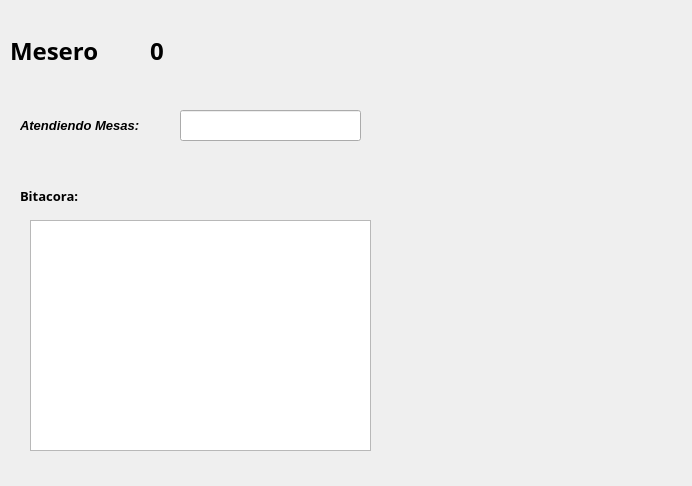
This is SimuladorRestaurante/waiterdialog.ui in Nacho-Alvarez0412/Estructuras-PRY1-Simulador-Restaurante as Qt 5 draws it before an edit. The edited form follows.
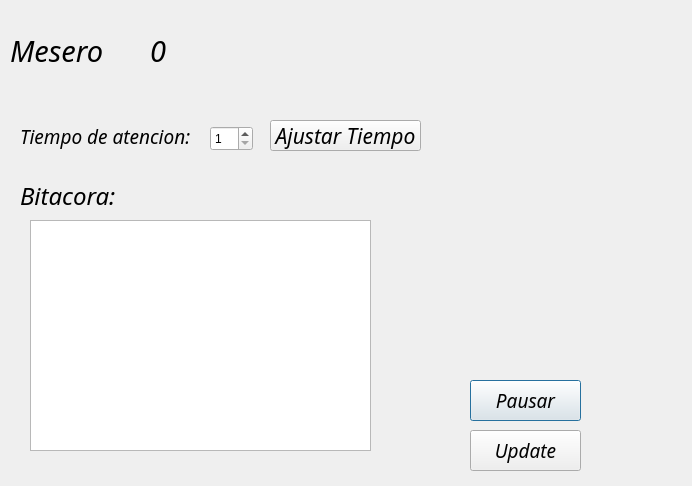
This is the edited form.

Diff of the .ui file:
```diff
--- a/SimuladorRestaurante/waiterdialog.ui
+++ b/SimuladorRestaurante/waiterdialog.ui
@@ -24,61 +24,17 @@
    </property>
    <property name="font">
     <font>
-     <family>Arial Black</family>
-     <pointsize>18</pointsize>
-     <weight>75</weight>
-     <bold>true</bold>
+     <family>Monotype Corsiva</family>
+     <pointsize>22</pointsize>
+     <weight>50</weight>
+     <italic>true</italic>
+     <bold>false</bold>
     </font>
    </property>
    <property name="text">
     <string>0</string>
    </property>
   </widget>
-  <widget class="QLabel" name="label">
-   <property name="geometry">
-    <rect>
-     <x>20</x>
-     <y>110</y>
-     <width>181</width>
-     <height>31</height>
-    </rect>
-   </property>
-   <property name="font">
-    <font>
-     <family>Arial</family>
-     <pointsize>10</pointsize>
-     <weight>75</weight>
-     <italic>true</italic>
-     <bold>true</bold>
-    </font>
-   </property>
-   <property name="text">
-    <string>Atendiendo Mesas: </string>
-   </property>
-  </widget>
-  <widget class="QLineEdit" name="WaiterTables">
-   <property name="enabled">
-    <bool>true</bool>
-   </property>
-   <property name="geometry">
-    <rect>
-     <x>180</x>
-     <y>110</y>
-     <width>181</width>
-     <height>31</height>
-    </rect>
-   </property>
-   <property name="font">
-    <font>
-     <family>Arial Black</family>
-     <weight>75</weight>
-     <bold>true</bold>
-    </font>
-   </property>
-   <property name="readOnly">
-    <bool>true</bool>
-   </property>
-  </widget>
   <widget class="QLabel" name="waiterImage">
    <property name="geometry">
     <rect>
@@ -88,6 +44,15 @@
      <height>281</height>
     </rect>
    </property>
+   <property name="font">
+    <font>
+     <family>Monotype Corsiva</family>
+     <pointsize>14</pointsize>
+     <weight>50</weight>
+     <italic>true</italic>
+     <bold>false</bold>
+    </font>
+   </property>
    <property name="text">
     <string/>
    </property>
@@ -103,10 +68,11 @@
    </property>
    <property name="font">
     <font>
-     <family>Arial Black</family>
-     <pointsize>18</pointsize>
-     <weight>75</weight>
-     <bold>true</bold>
+     <family>Monotype Corsiva</family>
+     <pointsize>22</pointsize>
+     <weight>50</weight>
+     <italic>true</italic>
+     <bold>false</bold>
     </font>
    </property>
    <property name="text">
@@ -124,10 +90,11 @@
    </property>
    <property name="font">
     <font>
-     <family>Arial Black</family>
-     <pointsize>10</pointsize>
-     <weight>75</weight>
-     <bold>true</bold>
+     <family>Monotype Corsiva</family>
+     <pointsize>18</pointsize>
+     <weight>50</weight>
+     <italic>true</italic>
+     <bold>false</bold>
     </font>
    </property>
    <property name="text">
@@ -158,6 +125,107 @@
     <bool>true</bool>
    </property>
   </widget>
+  <widget class="QPushButton" name="pushButton">
+   <property name="geometry">
+    <rect>
+     <x>470</x>
+     <y>380</y>
+     <width>111</width>
+     <height>41</height>
+    </rect>
+   </property>
+   <property name="font">
+    <font>
+     <family>Monotype Corsiva</family>
+     <pointsize>14</pointsize>
+     <weight>50</weight>
+     <italic>true</italic>
+     <bold>false</bold>
+    </font>
+   </property>
+   <property name="text">
+    <string>Pausar</string>
+   </property>
+  </widget>
+  <widget class="QPushButton" name="UpdateBitacora">
+   <property name="geometry">
+    <rect>
+     <x>470</x>
+     <y>430</y>
+     <width>111</width>
+     <height>41</height>
+    </rect>
+   </property>
+   <property name="font">
+    <font>
+     <family>Monotype Corsiva</family>
+     <pointsize>14</pointsize>
+     <weight>50</weight>
+     <italic>true</italic>
+     <bold>false</bold>
+    </font>
+   </property>
+   <property name="text">
+    <string>Update</string>
+   </property>
+  </widget>
+  <widget class="QLabel" name="label_3">
+   <property name="geometry">
+    <rect>
+     <x>20</x>
+     <y>121</y>
+     <width>171</width>
+     <height>31</height>
+    </rect>
+   </property>
+   <property name="font">
+    <font>
+     <family>Monotype Corsiva</family>
+     <pointsize>14</pointsize>
+     <weight>50</weight>
+     <italic>true</italic>
+     <bold>false</bold>
+    </font>
+   </property>
+   <property name="text">
+    <string>Tiempo de atencion: </string>
+   </property>
+  </widget>
+  <widget class="QSpinBox" name="spinBox">
+   <property name="geometry">
+    <rect>
+     <x>210</x>
+     <y>126</y>
+     <width>43</width>
+     <height>25</height>
+    </rect>
+   </property>
+   <property name="minimum">
+    <number>1</number>
+   </property>
+  </widget>
+  <widget class="QPushButton" name="pushButton_2">
+   <property name="geometry">
+    <rect>
+     <x>270</x>
+     <y>120</y>
+     <width>151</width>
+     <height>31</height>
+    </rect>
+   </property>
+   <property name="font">
+    <font>
+     <family>Monotype Corsiva</family>
+     <pointsize>16</pointsize>
+     <weight>50</weight>
+     <italic>true</italic>
+     <bold>false</bold>
+    </font>
+   </property>
+   <property name="text">
+    <string>Ajustar Tiempo</string>
+   </property>
+  </widget>
  </widget>
  <resources/>
  <connections/>
```
Left out of the diff: 9 changed lines with no effect on the pictures.
